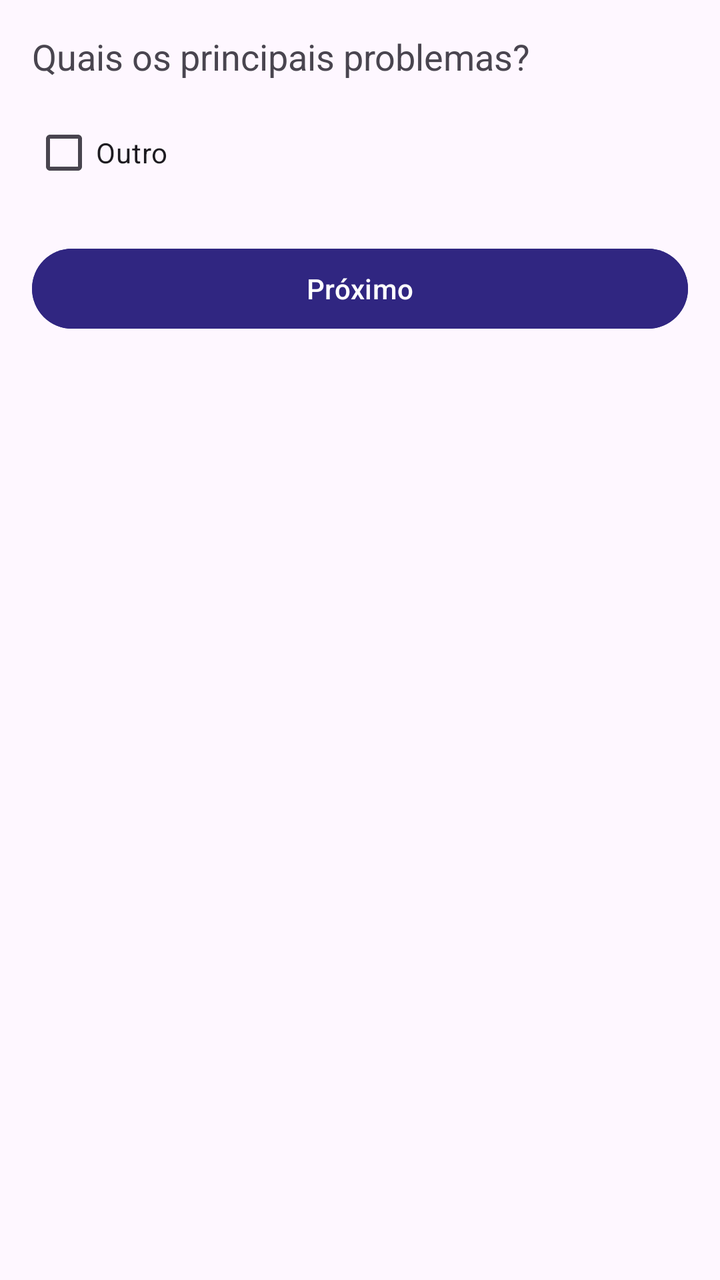
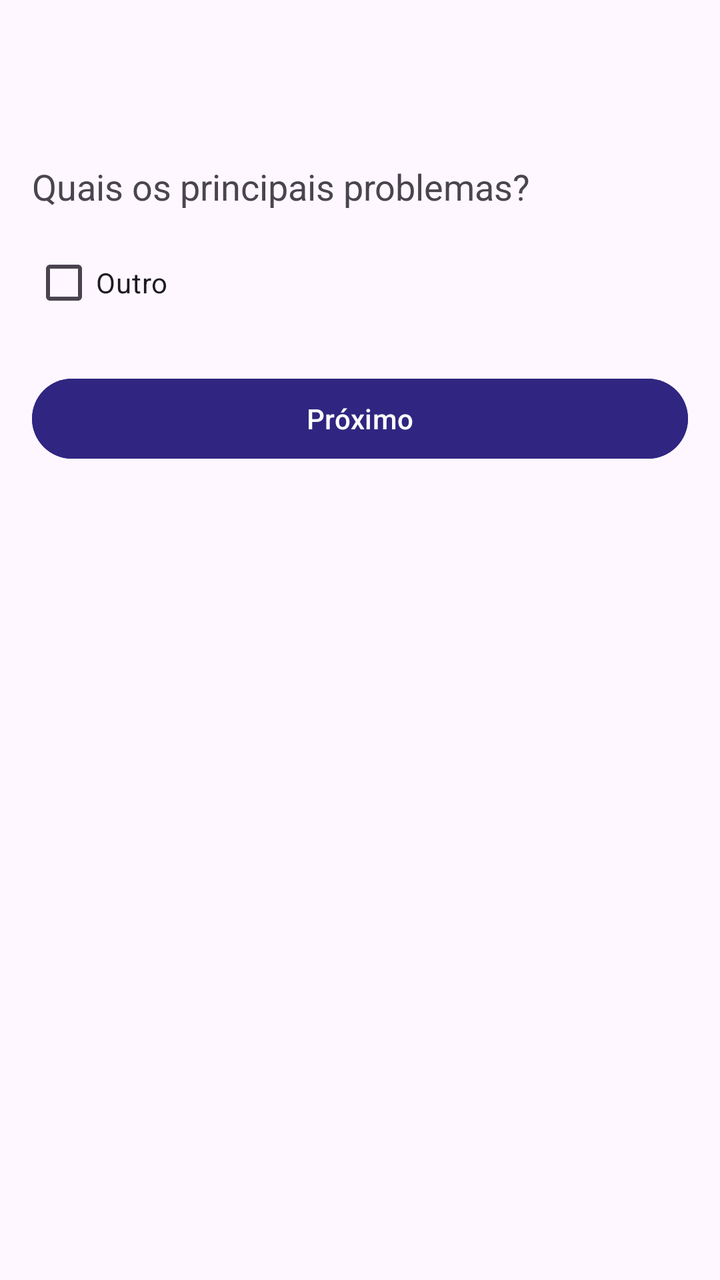

Before-and-after screenshots of an Android layout around one commit, followed by the original layout XML and the change that was made.
<!-- AndroidManifest.xml: application theme Theme.Pesquisaeleitoral -->
<!-- res/layout/activity_relatar_problemas.xml -->
<?xml version="1.0" encoding="utf-8"?>
<androidx.constraintlayout.widget.ConstraintLayout xmlns:android="http://schemas.android.com/apk/res/android"
    xmlns:app="http://schemas.android.com/apk/res-auto"
    xmlns:tools="http://schemas.android.com/tools"
    android:id="@+id/main"
    android:layout_width="match_parent"
    android:layout_height="match_parent"
    tools:context=".RelatarProblemasActivity">

    <LinearLayout
        android:id="@+id/container"
        android:layout_width="match_parent"
        android:layout_height="match_parent"
        android:orientation="vertical"
        android:padding="16dp">

        <TextView
            android:layout_width="wrap_content"
            android:layout_height="wrap_content"
            android:text="Quais os principais problemas?"
            android:textSize="18sp"
            android:paddingBottom="12dp"/>

        <LinearLayout
            android:id="@+id/layoutProblemas"
            android:layout_width="match_parent"
            android:layout_height="wrap_content"
            android:orientation="vertical" />

        <CheckBox
            android:id="@+id/cb_outro"
            android:layout_width="wrap_content"
            android:layout_height="wrap_content"
            android:text="Outro" />

        <EditText
            android:id="@+id/edt_outro"
            android:layout_width="match_parent"
            android:layout_height="wrap_content"
            android:hint="Digite outro problema"
            android:visibility="gone"/>

        <Button
            android:id="@+id/btn_proximo"
            android:layout_width="match_parent"
            android:layout_height="wrap_content"
            android:text="Próximo"
            android:layout_marginTop="20dp"
            android:backgroundTint="#302681"
            android:textColor="@color/white" />

    </LinearLayout>

</androidx.constraintlayout.widget.ConstraintLayout>
<!-- resources referenced by this layout -->
<resources>
  <color name="white">#FFFFFFFF</color>
  <style name="Theme.Pesquisaeleitoral" parent="Base.Theme.Pesquisaeleitoral" />
  <style name="Base.Theme.Pesquisaeleitoral" parent="Theme.Material3.DayNight.NoActionBar">
          
          
      </style>
</resources>

<!-- the commit's change to res/layout/activity_relatar_problemas.xml (unified diff, before → after) -->
@@ -14,18 +14,21 @@
         android:orientation="vertical"
         android:padding="16dp">
 
-        <TextView
-            android:layout_width="wrap_content"
-            android:layout_height="wrap_content"
-            android:text="Quais os principais problemas?"
-            android:textSize="18sp"
-            android:paddingBottom="12dp"/>
-
         <LinearLayout
             android:id="@+id/layoutProblemas"
             android:layout_width="match_parent"
             android:layout_height="wrap_content"
-            android:orientation="vertical" />
+            android:orientation="vertical" >
+
+            <TextView
+                android:id="@+id/txt_titulo"
+                android:layout_width="match_parent"
+                android:layout_height="wrap_content"
+                android:layout_marginTop="65dp"
+                android:paddingBottom="12dp"
+                android:text="Quais os principais problemas?"
+                android:textSize="18sp" />
+        </LinearLayout>
 
         <CheckBox
             android:id="@+id/cb_outro"
